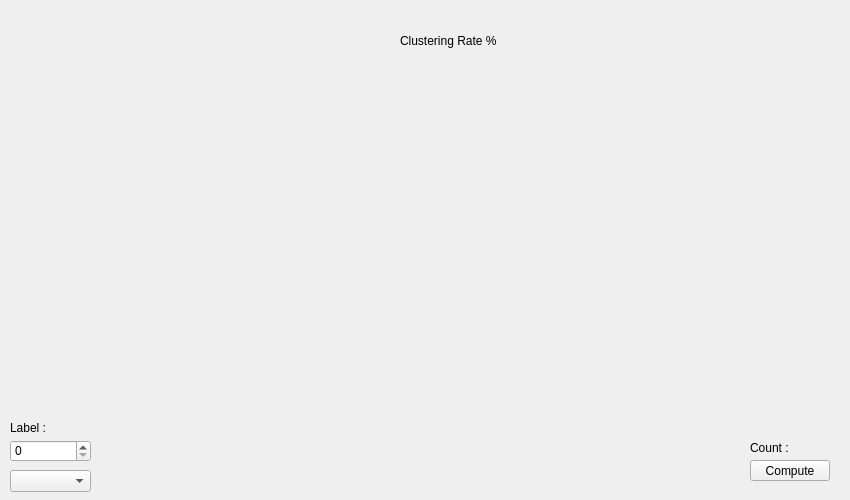
This is Example/MNIST/mainwindow.ui in MatthieuHernandez/NeuralNetworkTest as Qt 5 draws it before an edit. The edited form follows.
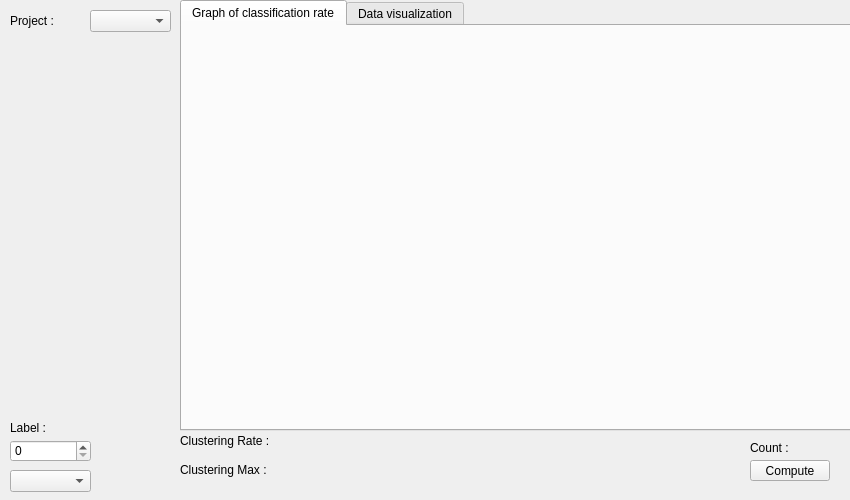
This is the edited form. Custom widgets are drawn as their Qt base class.

```diff
--- a/Example/MNIST/mainwindow.ui
+++ b/Example/MNIST/mainwindow.ui
@@ -33,19 +33,6 @@
      <number>9999</number>
     </property>
    </widget>
-   <widget class="QLabel" name="Image">
-    <property name="geometry">
-     <rect>
-      <x>10</x>
-      <y>10</y>
-      <width>331</width>
-      <height>401</height>
-     </rect>
-    </property>
-    <property name="text">
-     <string/>
-    </property>
-   </widget>
    <widget class="QPushButton" name="pushButton">
     <property name="geometry">
      <rect>
@@ -95,40 +82,99 @@
      <string>Count :</string>
     </property>
    </widget>
-   <widget class="QCustomPlot" name="custom_plot" native="true">
-    <property name="geometry">
-     <rect>
-      <x>400</x>
-      <y>59</y>
-      <width>430</width>
-      <height>371</height>
-     </rect>
-    </property>
-   </widget>
-   <widget class="QLabel" name="label">
-    <property name="geometry">
-     <rect>
-      <x>400</x>
-      <y>25</y>
-      <width>111</width>
-      <height>31</height>
-     </rect>
-    </property>
-    <property name="text">
-     <string>Clustering Rate %</string>
-    </property>
-   </widget>
    <widget class="QLabel" name="labelClusteringRateMax">
     <property name="geometry">
      <rect>
-      <x>400</x>
-      <y>430</y>
+      <x>180</x>
+      <y>459</y>
       <width>150</width>
-      <height>16</height>
+      <height>21</height>
      </rect>
     </property>
     <property name="text">
-     <string/>
+     <string>Clustering Max : </string>
+    </property>
+   </widget>
+   <widget class="QComboBox" name="comboBox">
+    <property name="geometry">
+     <rect>
+      <x>90</x>
+      <y>10</y>
+      <width>81</width>
+      <height>22</height>
+     </rect>
+    </property>
+   </widget>
+   <widget class="QLabel" name="labelProject">
+    <property name="geometry">
+     <rect>
+      <x>10</x>
+      <y>10</y>
+      <width>61</width>
+      <height>22</height>
+     </rect>
+    </property>
+    <property name="text">
+     <string>Project :</string>
+    </property>
+   </widget>
+   <widget class="QTabWidget" name="tabWidget">
+    <property name="geometry">
+     <rect>
+      <x>180</x>
+      <y>0</y>
+      <width>671</width>
+      <height>431</height>
+     </rect>
+    </property>
+    <property name="currentIndex">
+     <number>0</number>
+    </property>
+    <widget class="QWidget" name="tab">
+     <attribute name="title">
+      <string>Graph of classification rate</string>
+     </attribute>
+     <widget class="QCustomPlot" name="custom_plot" native="true">
+      <property name="geometry">
+       <rect>
+        <x>10</x>
+        <y>34</y>
+        <width>651</width>
+        <height>361</height>
+       </rect>
+      </property>
+     </widget>
+    </widget>
+    <widget class="QWidget" name="tab_2">
+     <attribute name="title">
+      <string>Data visualization</string>
+     </attribute>
+     <widget class="QLabel" name="Image">
+      <property name="geometry">
+       <rect>
+        <x>20</x>
+        <y>10</y>
+        <width>300</width>
+        <height>300</height>
+       </rect>
+      </property>
+      <property name="text">
+       <string/>
+      </property>
+     </widget>
+    </widget>
+   </widget>
+   <widget class="QLabel" name="label">
+    <property name="geometry">
+     <rect>
+      <x>180</x>
+      <y>430</y>
+      <width>111</width>
+      <height>21</height>
+     </rect>
+    </property>
+    <property name="text">
+     <string>Clustering Rate :</string>
     </property>
    </widget>
   </widget>
```
